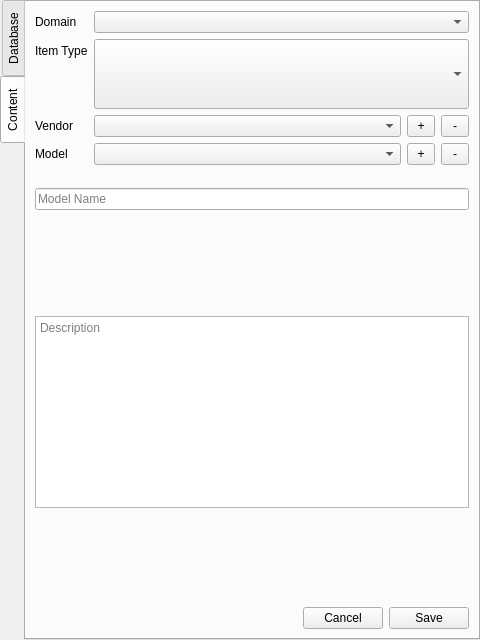
Before: the Qt Designer form itemcatalog.ui in sme-gmbh/smepowercad, drawn with Qt 5.
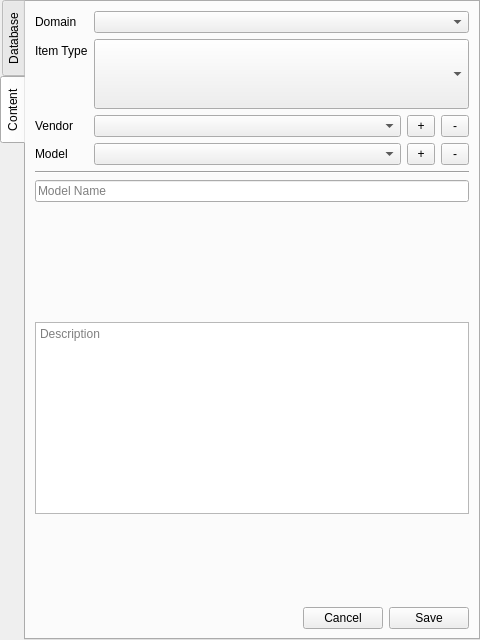
After: the same form once the commit is applied.

Commit message: Added wizardImage to ItemCatalog

Patch:
```diff
--- a/itemcatalog.ui
+++ b/itemcatalog.ui
@@ -487,24 +487,9 @@
          </layout>
         </item>
         <item>
-         <widget class="QLabel" name="label_hairline">
-          <property name="minimumSize">
-           <size>
-            <width>0</width>
-            <height>11</height>
-           </size>
-          </property>
-          <property name="maximumSize">
-           <size>
-            <width>16777215</width>
-            <height>11</height>
-           </size>
-          </property>
-          <property name="styleSheet">
-           <string notr="true">margin: 5px 0;</string>
-          </property>
-          <property name="text">
-           <string/>
+         <widget class="Line" name="line">
+          <property name="orientation">
+           <enum>Qt::Horizontal</enum>
           </property>
          </widget>
         </item>
@@ -515,6 +500,9 @@
           </property>
          </widget>
         </item>
+        <item>
+         <widget class="QLabel" name="label_itemGraphic"/>
+        </item>
         <item>
          <widget class="QWidget" name="widgetItemParameters" native="true">
           <property name="sizePolicy">
```
The commit also changes 1 other file.
